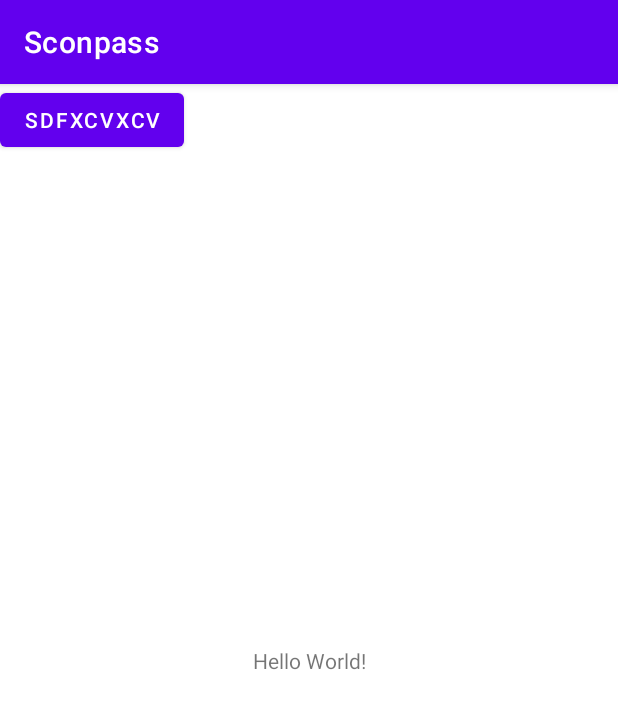
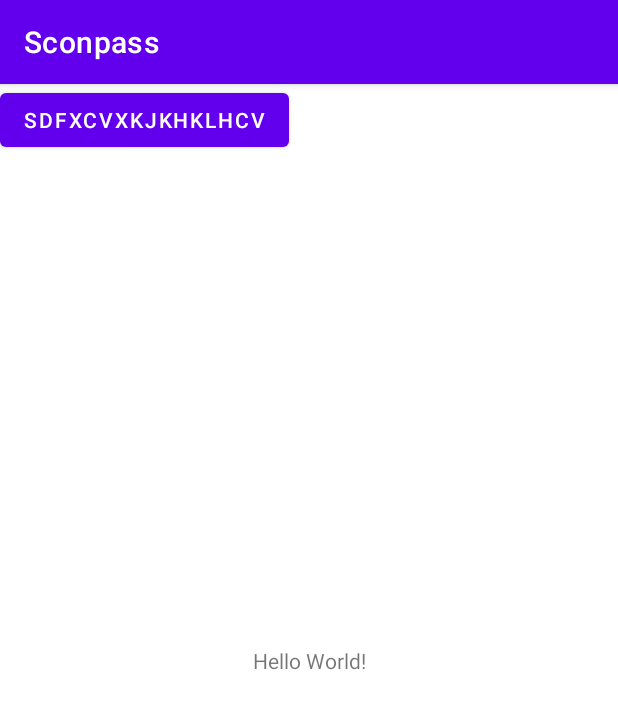
Before and after one commit to KJH1212/Scon_Pass, an Android app: the screen it shows after launch (MainActivity), on a phone screen of 412 x 824 dp. Shown: the top 709 px of the screen. Run offline under Robolectric (Android 15) with nearby library versions, the phone set to English and light mode, and no system bars.

Commit message:
Kim Seong Jin

```diff
--- a/app/src/main/res/layout/activity_main.xml
+++ b/app/src/main/res/layout/activity_main.xml
@@ -19,7 +19,7 @@
         android:id="@+id/button"
         android:layout_width="wrap_content"
         android:layout_height="wrap_content"
-        android:text="sdfxcvxcv"
+        android:text="sdfxcvxkjkhklhcv"
         tools:layout_editor_absoluteX="111dp"
         tools:layout_editor_absoluteY="128dp"
         tools:ignore="MissingConstraints" />
```
